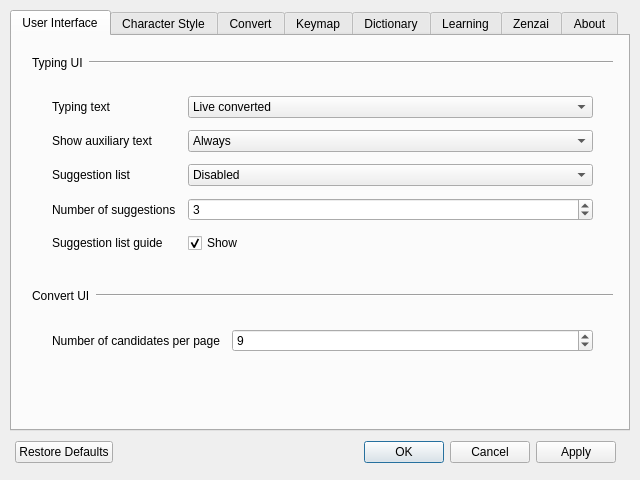
Above: hazkey_settings/mainwindow.ui from 7ka-Hiira/fcitx5-hazkey before the change. Below: the same form after it.
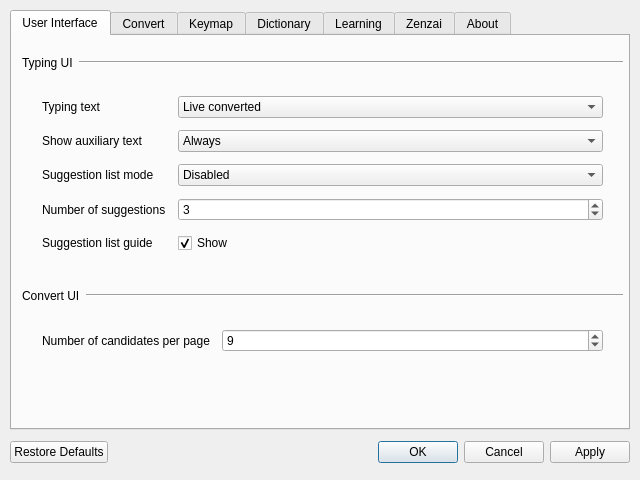
That is the form after the change.

Commit message: adjust ui page

Diff of the .ui file:
```diff
--- a/hazkey_settings/mainwindow.ui
+++ b/hazkey_settings/mainwindow.ui
@@ -37,7 +37,7 @@
      <x>10</x>
      <y>10</y>
      <width>620</width>
-     <height>421</height>
+     <height>420</height>
     </rect>
    </property>
    <property name="currentIndex">
@@ -50,10 +50,10 @@
     <widget class="QWidget" name="verticalLayoutWidget">
      <property name="geometry">
       <rect>
-       <x>20</x>
+       <x>10</x>
        <y>10</y>
-       <width>581</width>
-       <height>361</height>
+       <width>601</width>
+       <height>371</height>
       </rect>
      </property>
      <layout class="QVBoxLayout" name="interfaceMainLayout">
@@ -89,6 +89,9 @@
       </item>
       <item>
        <layout class="QFormLayout" name="typingUIGrid">
+        <property name="fieldGrowthPolicy">
+         <enum>QFormLayout::FieldGrowthPolicy::AllNonFixedFieldsGrow</enum>
+        </property>
         <property name="horizontalSpacing">
          <number>12</number>
         </property>
@@ -152,7 +155,7 @@
         <item row="2" column="0">
          <widget class="QLabel" name="suggestionListLabel">
           <property name="text">
-           <string>Suggestion list</string>
+           <string>Suggestion list mode</string>
           </property>
          </widget>
         </item>
@@ -289,11 +292,6 @@
      </layout>
     </widget>
    </widget>
-   <widget class="QWidget" name="characterStyleTab">
-    <attribute name="title">
-     <string>Character Style</string>
-    </attribute>
-   </widget>
    <widget class="QWidget" name="convertTab">
     <attribute name="title">
      <string>Convert</string>
@@ -328,9 +326,9 @@
   <widget class="QDialogButtonBox" name="dialogButtonBox">
    <property name="geometry">
     <rect>
-     <x>15</x>
+     <x>10</x>
      <y>440</y>
-     <width>601</width>
+     <width>620</width>
      <height>24</height>
     </rect>
    </property>
```
